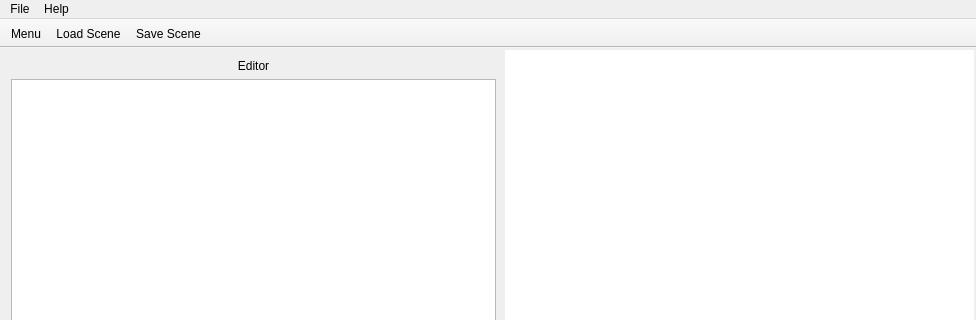
Qt form resources/ui/main_win.ui (Houston4444/Patchichi) before a commit; both pictures show x 0 to 976 and y 0 to 320 of the 976 by 657 pixel window.
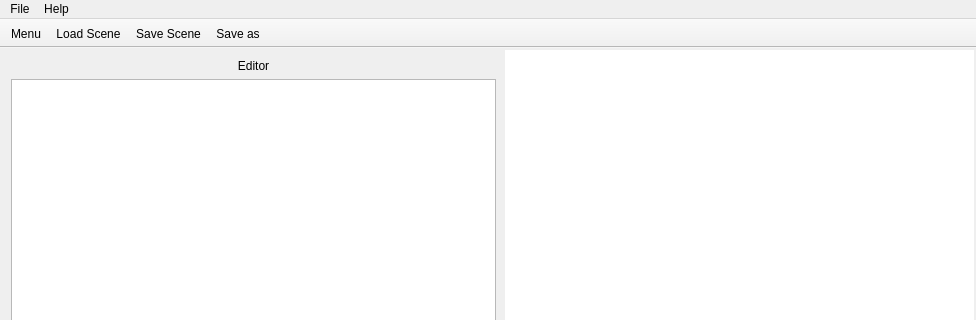
The same form after that commit. Icons and pictures are not drawn. Custom widgets are drawn as their Qt base class.

Diff of the .ui file:
```diff
--- a/resources/ui/main_win.ui
+++ b/resources/ui/main_win.ui
@@ -190,6 +190,7 @@
    <addaction name="actionMainMenu"/>
    <addaction name="actionLoadScene"/>
    <addaction name="actionSaveScene"/>
+   <addaction name="actionSaveAs"/>
   </widget>
   <action name="actionShowMenuBar">
    <property name="checkable">
@@ -266,6 +267,14 @@
     <string>Ctrl+O</string>
    </property>
   </action>
+  <action name="actionSaveAs">
+   <property name="icon">
+    <iconset theme="document-save-as"/>
+   </property>
+   <property name="text">
+    <string>Save as...</string>
+   </property>
+  </action>
  </widget>
  <customwidgets>
   <customwidget>
```
